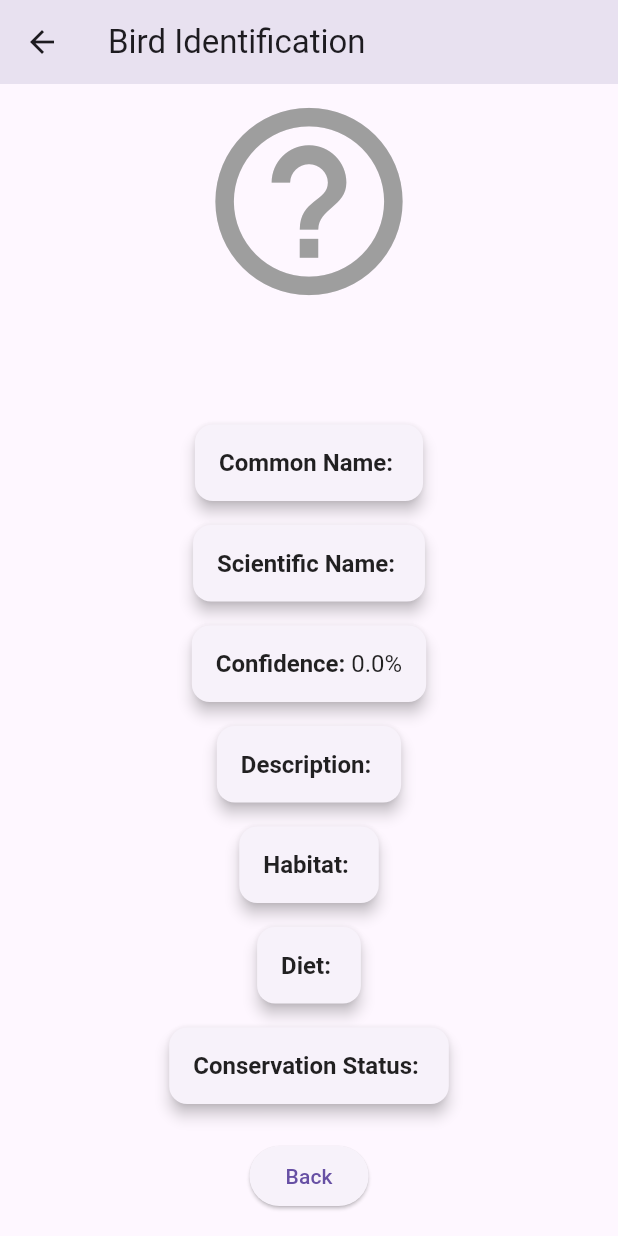
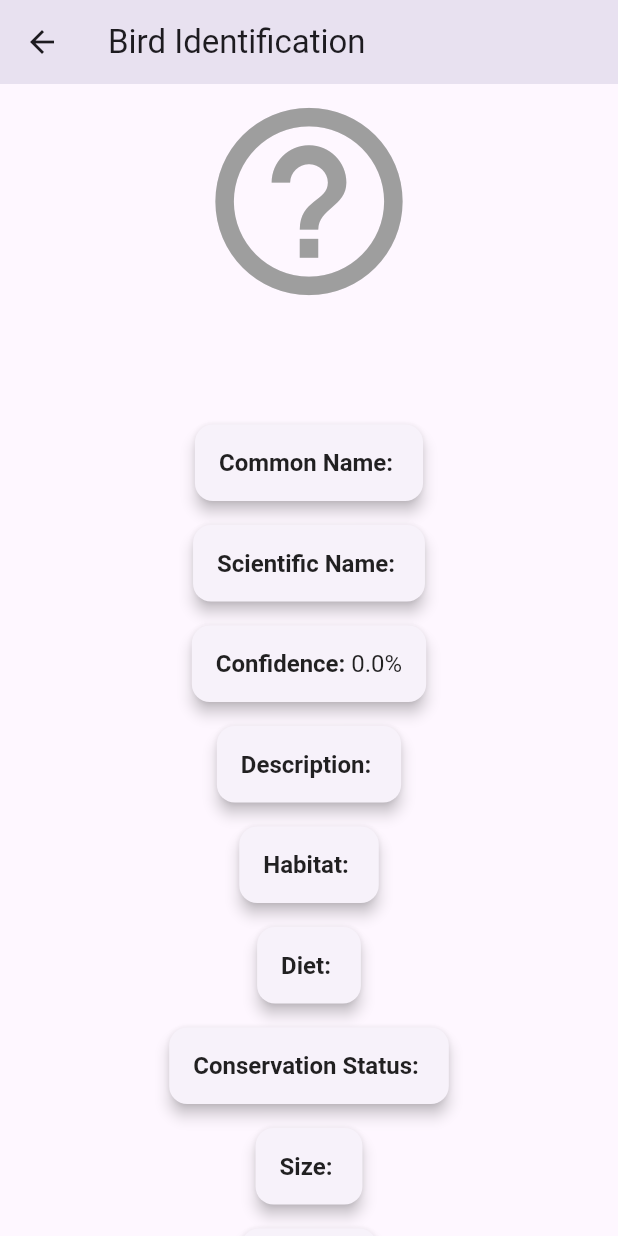
Before and after one commit to DanielNPaulino/flutter_ai_vision, a Flutter app: the ResultScreen screen opened directly with empty values, scrolled down 63 dp, on a phone screen of 412 x 824 dp. Run offline on Flutter 3.47's test engine with Material 3 defaults, Android fonts, the phone set to English and light mode, and no system bars; our stand-ins replace hive, hive_flutter, image_picker, shared_preferences; accounts and stored records are empty.

Commit message:
Add size and weight attributes to bird data; update BirdDexScreen and ResultScreen to display these details.

```diff
--- a/lib/screens/home_screen.dart
+++ b/lib/screens/home_screen.dart
@@ -78,6 +78,8 @@ class _HomeScreenState extends State<HomeScreen> {
           'confidence': result['confidence'],
           'collected': true,
           'dateIdentified': DateTime.now().toIso8601String(),
+          'size': result['size'] ?? 'Unknown', // <-- Added
+          'weight': result['weight'] ?? 'Unknown', // <-- Added
         });
       }
 
@@ -101,6 +103,8 @@ class _HomeScreenState extends State<HomeScreen> {
             habitat: result['habitat'],
             diet: result['diet'],
             conservationStatus: result['conservation_status'],
+            size: result['size'], // <-- Added
+            weight: result['weight'], // <-- Added
           ),
         ),
       );
--- a/lib/screens/result_screen.dart
+++ b/lib/screens/result_screen.dart
@@ -12,6 +12,8 @@ class ResultScreen extends StatelessWidget {
   final String conservationStatus;
   final String? birdImageUrl;
   final String? localImagePath;
+  final String size; // Add this
+  final String weight; // Add this
 
   const ResultScreen({
     Key? key,
@@ -25,6 +27,8 @@ class ResultScreen extends StatelessWidget {
     required this.conservationStatus,
     this.birdImageUrl,
     this.localImagePath,
+    required this.size, // Add this
+    required this.weight, // Add this
   }) : super(key: key);
 
   @override
@@ -69,6 +73,8 @@ class ResultScreen extends StatelessWidget {
             _infoCard("Habitat", habitat),
             _infoCard("Diet", diet),
             _infoCard("Conservation Status", conservationStatus),
+            _infoCard("Size", size), // Add this
+            _infoCard("Weight", weight), // Add this
             const SizedBox(height: 16),
             ElevatedButton(
               onPressed: () => Navigator.pop(context),
```
Also changed, not shown: lib/screens/birddex_screen.dart (+42 -9 lines).
